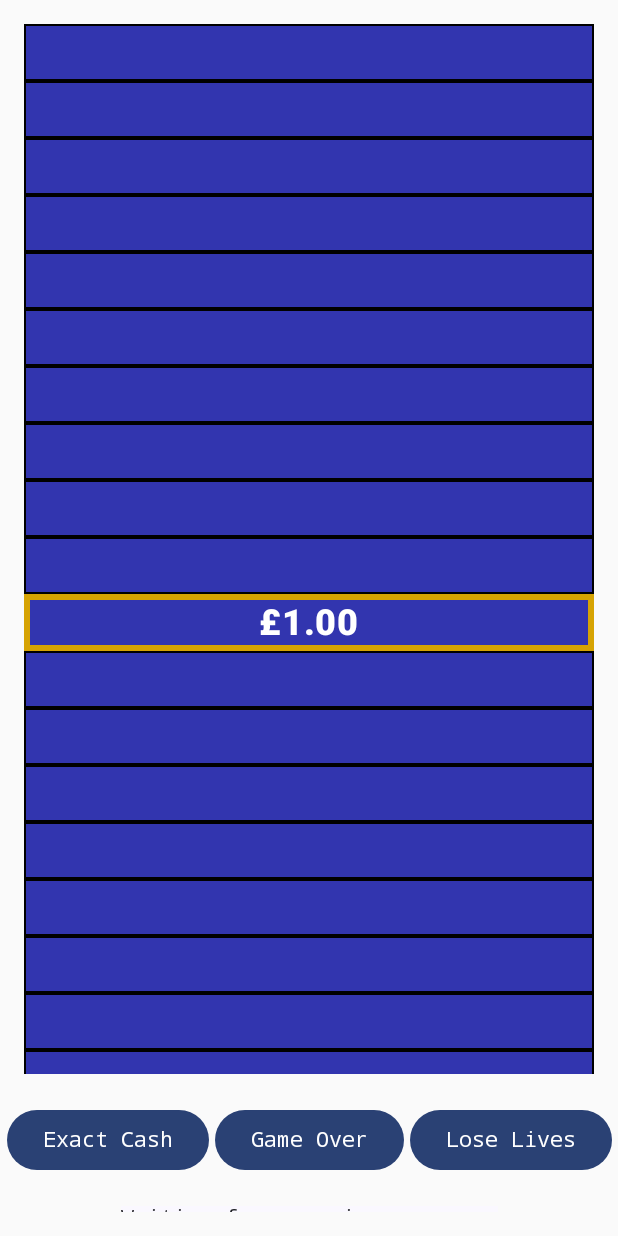
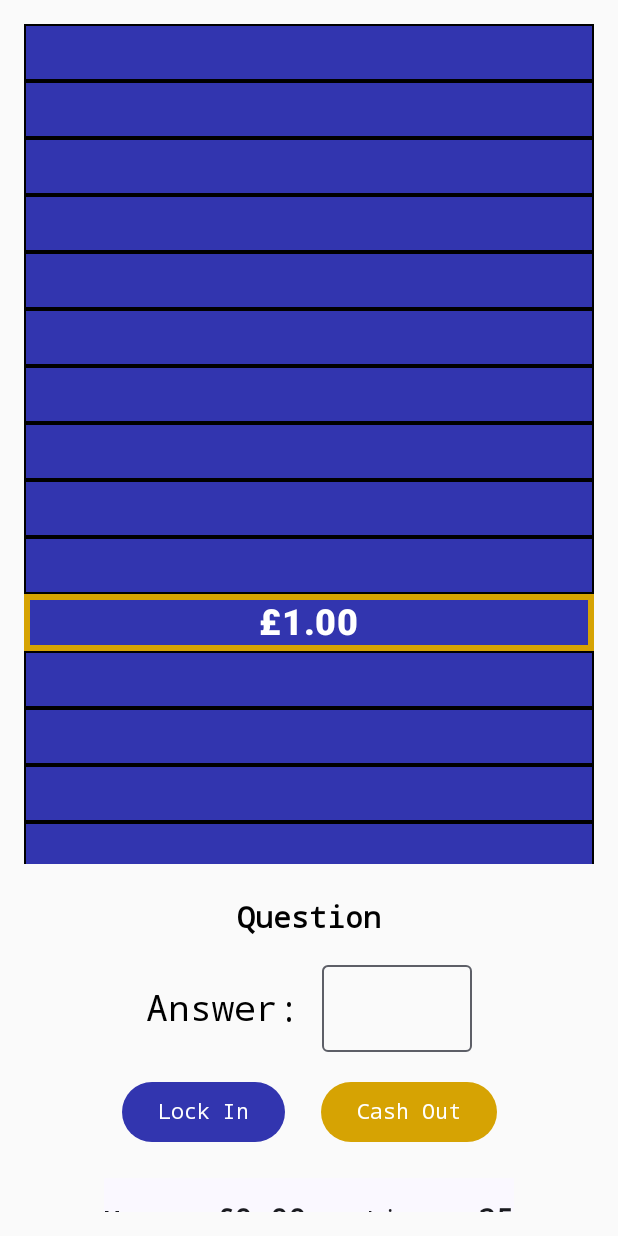
Before and after one commit to daniellegoodlake21/GameShowSpinoff, an Android app built with Jetpack Compose: the screen it shows after launch (MainActivity), on a phone screen of 412 x 824 dp. Run offline under Robolectric (Android 15) with nearby library versions, the phone set to English and light mode, and no system bars; our stand-ins replace Dagger/Hilt's generated code.

Commit message:
Improve user interface for question input

```diff
--- a/app/src/main/java/danielle/projects/gameshowspinoff/components/MoneyLadderComponent.kt
+++ b/app/src/main/java/danielle/projects/gameshowspinoff/components/MoneyLadderComponent.kt
@@ -26,7 +26,7 @@ fun MoneyLadderComponent(ladderState: MutableList<ColorBarStateItem>?, moneyChec
             .verticalScroll(rememberScrollState())
             .padding(16.dp)
             .fillMaxWidth()
-            .height(700.dp)
+            .height(560.dp)
     ) {
         items(items = ladderState!!) { item ->
             ColorBarComponent(
--- /dev/null
+++ b/app/src/main/java/danielle/projects/gameshowspinoff/components/QuestionComponent.kt
@@ -0,0 +1,114 @@
+package danielle.projects.gameshowspinoff.components
+
+import androidx.compose.foundation.layout.Arrangement
+import androidx.compose.foundation.layout.Row
+import androidx.compose.foundation.layout.Spacer
+import androidx.compose.foundation.layout.padding
+import androidx.compose.foundation.layout.width
+import androidx.compose.foundation.text.KeyboardActions
+import androidx.compose.foundation.text.KeyboardOptions
+import androidx.compose.material3.Button
+import androidx.compose.material3.ButtonDefaults
+import androidx.compose.material3.ExperimentalMaterial3Api
+import androidx.compose.material3.OutlinedTextField
+import androidx.compose.material3.Text
+import androidx.compose.runtime.Composable
+import androidx.compose.runtime.getValue
+import androidx.compose.runtime.mutableStateOf
+import androidx.compose.runtime.remember
+import androidx.compose.runtime.saveable.rememberSaveable
+import androidx.compose.runtime.setValue
+import androidx.compose.ui.Alignment
+import androidx.compose.ui.ExperimentalComposeUiApi
+import androidx.compose.ui.Modifier
+import androidx.compose.ui.graphics.Brush
+import androidx.compose.ui.graphics.Color
+import androidx.compose.ui.platform.LocalContext
+import androidx.compose.ui.platform.LocalSoftwareKeyboardController
+import androidx.compose.ui.text.ExperimentalTextApi
+import androidx.compose.ui.text.TextStyle
+import androidx.compose.ui.text.font.FontFamily
+import androidx.compose.ui.text.font.FontWeight
+import androidx.compose.ui.text.input.ImeAction
+import androidx.compose.ui.text.input.KeyboardType
+import androidx.compose.ui.unit.TextUnit
+import androidx.compose.ui.unit.TextUnitType
+import androidx.compose.ui.unit.dp
+import androidx.core.content.ContextCompat
+import danielle.projects.gameshowspinoff.R
+import danielle.projects.gameshowspinoff.screen.MoneyLadderViewModel
+import danielle.projects.gameshowspinoff.util.GameState
+
+
+@OptIn(ExperimentalComposeUiApi::class, ExperimentalMaterial3Api::class, ExperimentalTextApi::class)
+@Composable
+fun QuestionComponent(
+    question: String,
+    moneyLadderViewModel: MoneyLadderViewModel
+) {
+    val keyboardController = LocalSoftwareKeyboardController.current
+    val gradient = listOf(Color.Cyan, Color.Blue)
+    val brush = remember {
+        Brush.linearGradient(
+            colors = gradient
+        )
+    }
+    var input by rememberSaveable {
+        mutableStateOf("")
+    }
+    // Question text
+    Row(
+        modifier = Modifier.padding(vertical = 8.dp),
+        horizontalArrangement = Arrangement.Center
+    ) {
+        Text(
+            text = question, style = TextStyle(
+                fontFamily = FontFamily.Monospace,
+                fontWeight = FontWeight.ExtraBold,
+                fontSize = TextUnit(20f, TextUnitType.Sp)
+            )
+        )
+    }
+    // input field and label
+    Row(
+        modifier = Modifier.padding(vertical = 12.dp),
+        horizontalArrangement = Arrangement.SpaceEvenly,
+        verticalAlignment = Alignment.CenterVertically
+    ) {
+
+        Text(text = "Answer: ", style = TextStyle(fontFamily = FontFamily.Monospace, fontSize = TextUnit(24f, TextUnitType.Sp)))
+
+        OutlinedTextField(
+            value = input,
+            textStyle = TextStyle(brush = brush, fontFamily = FontFamily.Monospace, fontSize = TextUnit(22f, TextUnitType.Sp)),
+            modifier = Modifier.width(100.dp),
+            keyboardOptions = KeyboardOptions.Default.copy(keyboardType = KeyboardType.Number, imeAction = ImeAction.Done),
+            keyboardActions = KeyboardActions(onSend = {keyboardController?.hide()}, onDone = { keyboardController?.hide() },
+                onGo = {keyboardController?.hide()}, onNext = {keyboardController?.hide()}),
+            onValueChange = {newAnswer -> input = newAnswer.trimStart('0')}
+            )
+
+    }
+    // lock in and cash out buttons
+    Row(modifier = Modifier.padding(4.dp), horizontalArrangement = Arrangement.SpaceEvenly) {
+        Button(colors = ButtonDefaults.buttonColors(
+            containerColor = Color(
+                ContextCompat.getColor(
+                    LocalContext.current, R.color.dark_blue
+                )
+            ), contentColor = Color.White
+        ), onClick = { moneyLadderViewModel.playerMove(inputAnswer  = input) }) {
+            Text(text = "Lock In", style = TextStyle(fontFamily = FontFamily.Monospace))
+        }
+        Spacer(modifier = Modifier.padding(12.dp))
+        Button(colors = ButtonDefaults.buttonColors(
+            containerColor = Color(
+                ContextCompat.getColor(
+                    LocalContext.current, R.color.gold
+                )
+            )
+        ), onClick = { moneyLadderViewModel.setGameState(GameState.WON_GAME) }) {
+            Text(text = "Cash Out", style = TextStyle(fontFamily = FontFamily.Monospace))
+        }
+    }
+}
--- a/app/src/main/java/danielle/projects/gameshowspinoff/model/ColorBarStateItem.kt
+++ b/app/src/main/java/danielle/projects/gameshowspinoff/model/ColorBarStateItem.kt
@@ -2,4 +2,4 @@ package danielle.projects.gameshowspinoff.model
 
 import danielle.projects.gameshowspinoff.util.ColorBarState
 
-data class ColorBarStateItem(val barPosition: Int, val colorBarState: ColorBarState)
+data class ColorBarStateItem(val barPosition: Int, var colorBarState: ColorBarState)
--- a/app/src/main/java/danielle/projects/gameshowspinoff/screen/MoneyLadderScreen.kt
+++ b/app/src/main/java/danielle/projects/gameshowspinoff/screen/MoneyLadderScreen.kt
@@ -13,28 +13,34 @@ import androidx.compose.runtime.collectAsState
 import androidx.compose.runtime.getValue
 import androidx.compose.ui.Alignment
 import androidx.compose.ui.Modifier
+import androidx.compose.ui.text.SpanStyle
 import androidx.compose.ui.text.TextStyle
+import androidx.compose.ui.text.buildAnnotatedString
 import androidx.compose.ui.text.font.FontFamily
 import androidx.compose.ui.text.font.FontWeight
+import androidx.compose.ui.text.withStyle
 import androidx.compose.ui.tooling.preview.Preview
 import androidx.compose.ui.unit.TextUnit
 import androidx.compose.ui.unit.TextUnitType
 import androidx.compose.ui.unit.dp
 import androidx.lifecycle.viewmodel.compose.viewModel
 import danielle.projects.gameshowspinoff.components.MoneyLadderComponent
+import danielle.projects.gameshowspinoff.components.QuestionComponent
 import danielle.projects.gameshowspinoff.util.GameState
+import kotlin.math.absoluteValue
 
 @Composable
 @Preview(showBackground=true)
-fun MoneyLadderScreen(startLives: Int = 25){
+fun MoneyLadderScreen(){
     val moneyLadderViewModel: MoneyLadderViewModel = viewModel()
     val ladderContents = moneyLadderViewModel.colorBarStates
     val position by moneyLadderViewModel.totalStepsClimbed.collectAsState()
     val tooltip by moneyLadderViewModel.tooltip.collectAsState()
     val gameState by moneyLadderViewModel.gameState.collectAsState()
     val money by moneyLadderViewModel.moneyTooltip.collectAsState()
+    val lives by moneyLadderViewModel.lives.collectAsState()
+    val question by moneyLadderViewModel.question.collectAsState("Question")
 
-    moneyLadderViewModel.setLives(startLives = startLives)
 
     Column(horizontalAlignment = Alignment.CenterHorizontally) {
         MoneyLadderComponent(
@@ -44,19 +50,7 @@ fun MoneyLadderScreen(startLives: Int = 25){
         )
         if (gameState == GameState.DIAL_IN_ANSWER)
         {
-            Row(modifier = Modifier.padding(4.dp), horizontalArrangement = Arrangement.SpaceEvenly) {
-                Button(onClick = { moneyLadderViewModel.playerMove(22, 22) }) {
-                    Text(text = "Exact Cash", style = TextStyle(fontFamily = FontFamily.Monospace))
-                }
-                Spacer(modifier = Modifier.padding(2.dp))
-                Button(onClick = { moneyLadderViewModel.playerMove(5, 3) }) {
-                    Text(text = "Game Over", style = TextStyle(fontFamily = FontFamily.Monospace))
-                }
-                Spacer(modifier = Modifier.padding(2.dp))
-                Button(onClick = { moneyLadderViewModel.playerMove(12, 50) }) {
-                    Text(text = "Lose Lives", style = TextStyle(fontFamily = FontFamily.Monospace))
-                }
-            }
+            QuestionComponent(question, moneyLadderViewModel)
         }
 
         Row(modifier = Modifier.padding(4.dp), horizontalArrangement = Arrangement.SpaceEvenly) {
@@ -66,14 +60,39 @@ fun MoneyLadderScreen(startLives: Int = 25){
                     Text(text ="Reveal Answer", style = TextStyle(fontFamily = FontFamily.Monospace))
                 }
             }
+            else if (gameState == GameState.WAIT_FOR_PLAYER_TO_ASK_FOR_NEXT_QUESTION) {
+                Button(onClick = { moneyLadderViewModel.setGameState(GameState.DIAL_IN_ANSWER) }) {
+                    Text(text ="Next Question", style = TextStyle(fontFamily = FontFamily.Monospace))
+                }
+            }
 
+            // banked money and lives
             Surface(modifier = Modifier.padding(12.dp)) {
-                Column {
+                Column(horizontalAlignment = Alignment.CenterHorizontally){
                     Text(text = tooltip, style = TextStyle(fontFamily = FontFamily.Monospace))
-                    Text(text = money, style = TextStyle(fontFamily = FontFamily.Monospace,
-                        fontWeight = FontWeight.ExtraBold,
-                        fontSize = TextUnit(22f, TextUnitType.Sp)
+
+                    Row {
+                        Text(text = buildAnnotatedString {
+                            withStyle(style = SpanStyle()) {
+                                append("Money: ")
+                            }
+                            withStyle(style = SpanStyle(fontSize = TextUnit(20f, TextUnitType.Sp), fontWeight = FontWeight.ExtraBold)) {
+                                append(money)
+                            }}, style = TextStyle(fontFamily = FontFamily.Monospace,
+                            fontSize = TextUnit(18f, TextUnitType.Sp)
+                        ))
+                        Spacer(modifier = Modifier.padding(horizontal = 20.dp))
+                    Text(text = buildAnnotatedString {
+                        withStyle(style = SpanStyle()) {
+                            append("Lives: ")
+                        }
+                        withStyle(style = SpanStyle(fontSize = TextUnit(20f, TextUnitType.Sp), fontWeight = FontWeight.ExtraBold)) {
+                            append("${lives.absoluteValue}")
+                        }
+                    }, style = TextStyle(fontFamily = FontFamily.Monospace,
+                        fontSize = TextUnit(18f, TextUnitType.Sp)
                     ))
+                    }
                 }
             }
         }
--- a/app/src/main/java/danielle/projects/gameshowspinoff/screen/MoneyLadderViewModel.kt
+++ b/app/src/main/java/danielle/projects/gameshowspinoff/screen/MoneyLadderViewModel.kt
@@ -17,6 +17,13 @@ import javax.inject.Inject
 @HiltViewModel
 class MoneyLadderViewModel @Inject constructor(): ViewModel() {
 
+    private val _question = MutableStateFlow("Question")
+    val question = _question.asStateFlow()
+
+    private val _numericAnswer = MutableStateFlow(-1) // all answers in this game are integers
+
+    private val _correctAnswer = MutableStateFlow(15)
+
     private val _gameState = MutableStateFlow(GameState.DIAL_IN_ANSWER)
     val gameState = _gameState.asStateFlow()
 
@@ -26,20 +33,27 @@ class MoneyLadderViewModel @Inject constructor(): ViewModel() {
     private val _money = MutableStateFlow(0.0) // in £ GBP
     val moneyTooltip = MutableStateFlow("£%.2f".format(_money.value))
 
-    private val _lives = MutableStateFlow(0)
+    private val _lives = MutableStateFlow(25)
     val lives = _lives.asStateFlow()
-
 
     private var moneyLadderTimer: MoneyLadderTimer? = null
 
     // map of which bars being reached or surpassed give which money on receipt of an exact answer
     val moneyCheckpoints: Map<Int, Double> = mapOf(10 to 1.0, 20 to 1.5, 30 to 2.0, 40 to 4.0, 50 to 8.0, 60 to 12.5, 70 to 20.0, 80 to 30.0, 90 to 45.0, 99 to 60.0)
 
-
-    val tooltip = MutableStateFlow("Waiting for numeric answer...")
+    val tooltip = MutableStateFlow("")
 
     var colorBarStates = mutableStateListOf<ColorBarStateItem>()
 
+    val setNumericAnswer : (String) -> Unit = { newAnswer ->
+        try {
+            _numericAnswer.value = newAnswer.trimStart{it == '0'}.toInt()
+            setTooltip("Lock In or Cash Out when you are ready!")
+        }
+        catch (e: Exception) {
+            setTooltip("Please enter a whole number.")
+        }
+    }
     private fun getInitialLadderBars(): MutableList<ColorBarStateItem>
     {
         val stateItems = mutableListOf<ColorBarStateItem>()
@@ -82,10 +96,13 @@ class MoneyLadderViewModel @Inject constructor(): ViewModel() {
     fun playerMoveResults() {
         moneyLadderTimer?.livesLostTimer?.start()
     }
-    fun playerMove(userStepsToClimb: Int, correctNumberOfSteps: Int){
-        moneyLadderTimer = MoneyLadderTimer(moneyLadderViewModel = this, userNumberOfSteps = userStepsToClimb, correctNumberOfSteps = correctNumberOfSteps)
-        moneyLadderTimer?.playerMoveTimer?.start() /* handles the initial climb before losing lives
-        and loses the game if and when the player's step count reaches one over the exact answer */
+    fun playerMove(inputAnswer: String){
+        setNumericAnswer(inputAnswer)
+        if (_numericAnswer.value > 0) {
+            moneyLadderTimer = MoneyLadderTimer(moneyLadderViewModel = this, userNumberOfSteps = _numericAnswer.value, correctNumberOfSteps = _correctAnswer.value)
+            moneyLadderTimer?.playerMoveTimer?.start() /* handles the initial climb before losing lives
+            and loses the game if and when the player's step count reaches one over the exact answer */
+        }
     }
 
     fun setTooltip(newTooltip: String) {
@@ -101,6 +118,14 @@ class MoneyLadderViewModel @Inject constructor(): ViewModel() {
 
     fun setGameState(newGameState: GameState) {
         _gameState.value = newGameState
+        if (newGameState == GameState.DIAL_IN_ANSWER) {
+            for (i in 0 until colorBarStates.size) {
+                if (colorBarStates[i].colorBarState == ColorBarState.LOST_LIFE_RED) {
+                    colorBarStates[i].colorBarState = ColorBarState.PLAYER_INPUT_GRAY
+                }
+            }
+            setTooltip("")
+        }
     }
 
     fun flashGoldCorrect() {
@@ -110,7 +135,7 @@ class MoneyLadderViewModel @Inject constructor(): ViewModel() {
         viewModelScope.launch {
             delay(1500) // 1.5 seconds gold
             for (i in 0 until totalStepsClimbed.value) {
-                setColorBarState(i, ColorBarState.PLAYER_INPUT_GRAY)
+                setColorBarState(i, ColorBarState.PLAYER_INPUT_GRAY, increment = false)
             }
             setGameState(GameState.WAIT_FOR_PLAYER_TO_ASK_FOR_NEXT_QUESTION)
         }
--- a/app/src/main/java/danielle/projects/gameshowspinoff/util/GameState.kt
+++ b/app/src/main/java/danielle/projects/gameshowspinoff/util/GameState.kt
@@ -7,5 +7,6 @@ enum class GameState {
     WAIT_FOR_PLAYER_TO_ASK_FOR_RESULTS,
     PLAYER_MOVE_RESULTS,
     WAIT_FOR_FLASH_GOLD_CORRECT,
-    LOST_GAME
+    LOST_GAME,
+    WON_GAME
 }
--- a/app/src/main/java/danielle/projects/gameshowspinoff/util/MoneyLadderTimer.kt
+++ b/app/src/main/java/danielle/projects/gameshowspinoff/util/MoneyLadderTimer.kt
@@ -37,7 +37,7 @@ class MoneyLadderTimer(moneyLadderViewModel: MoneyLadderViewModel, userNumberOfS
         }
 
         override fun onFinish() {
-            moneyLadderViewModel.setTooltip("Waiting to Reveal Answer")
+            moneyLadderViewModel.setTooltip("")
             moneyLadderViewModel.setGameState(GameState.WAIT_FOR_PLAYER_TO_ASK_FOR_RESULTS)
         }
 
@@ -53,6 +53,7 @@ class MoneyLadderTimer(moneyLadderViewModel: MoneyLadderViewModel, userNumberOfS
 
                 if (livesLostSoFarCount < livesLost) {
                     moneyLadderViewModel.setColorBarState(barsClimbed, ColorBarState.LOST_LIFE_RED)
+                    moneyLadderViewModel.setLives(moneyLadderViewModel.lives.value - 1)
                     livesLostSoFarCount++
                     moneyLadderViewModel.setTooltip("Lost $livesLostSoFarCount Lives...")
                     if (livesLostSoFarCount > moneyLadderViewModel.lives.value)
@@ -78,6 +79,7 @@ class MoneyLadderTimer(moneyLadderViewModel: MoneyLadderViewModel, userNumberOfS
             else
             {
                 moneyLadderViewModel.setTooltip("$livesLost Lives Lost")
+                moneyLadderViewModel.setGameState(GameState.WAIT_FOR_PLAYER_TO_ASK_FOR_NEXT_QUESTION)
             }
         }
     }
```
